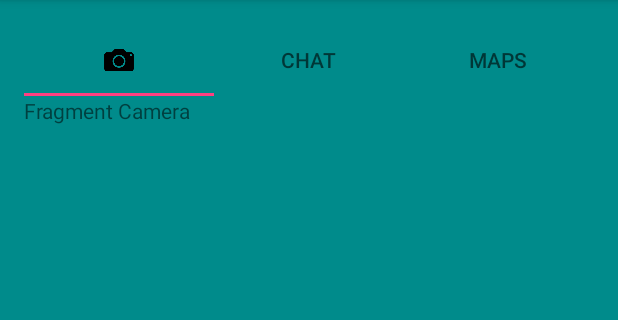
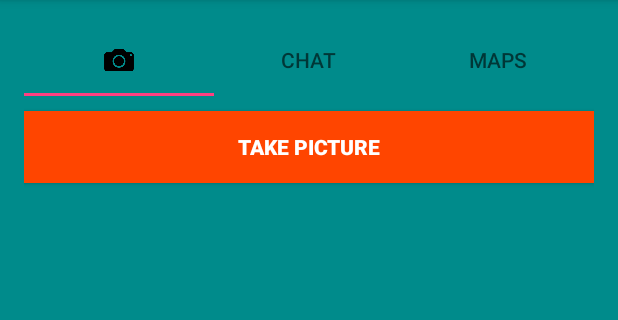
Before and after one commit to brunojamelli/alonechat, an Android app: the screen it shows after launch (MainActivity), on a phone screen of 412 x 824 dp, the part 84-404 px from its top. Run offline under Robolectric (Android 15) with nearby library versions, the phone set to English and light mode, and no system bars; our stand-ins replace Firebase (no records; nobody signed in at launch, a user with empty details on screens opened directly); libraries missing offline, so code that uses them is left out: com.facebook, com.facebook.appevents, com.firebase.ui; pictures from the network do not load; 5 statements that could not run were skipped.

Commit message:
implementada a chamada da intent da camera no primeiro fragment do tabmenu.

```diff
--- a/app/src/main/AndroidManifest.xml
+++ b/app/src/main/AndroidManifest.xml
@@ -35,5 +35,5 @@
     <uses-permission android:name="android.permission.INTERNET"/>
     <uses-permission android:name="android.permission.ACCESS_FINE_LOCATION"/>
     <uses-permission android:name="android.permission.ACCESS_COARSE_LOCATION"/>
-
+    <uses-feature android:name="android.hardware.camera" android:required="true" />
 </manifest>
--- a/app/src/main/java/com/softwares/jamelli/alone_chat/fragment/FragmentCamera.java
+++ b/app/src/main/java/com/softwares/jamelli/alone_chat/fragment/FragmentCamera.java
@@ -1,18 +1,63 @@
 package com.softwares.jamelli.alone_chat.fragment;
 
+import android.content.Intent;
+import android.graphics.Bitmap;
 import android.os.Bundle;
+import android.provider.MediaStore;
 import android.support.v4.app.Fragment;
+import android.util.Log;
 import android.view.LayoutInflater;
 import android.view.View;
 import android.view.ViewGroup;
+import android.widget.Button;
 
 import com.softwares.jamelli.alone_chat.R;
 
+import static android.app.Activity.RESULT_OK;
+
 public class FragmentCamera extends Fragment {
+    private final int CODE_CAMERA = 66;
+    private Button btn_camera;
     @Override
     public View onCreateView(LayoutInflater inflater, ViewGroup container, Bundle b){
         View v = inflater.inflate(R.layout.fragment_camera, container, false);
         //conteudo do fragment
+        //takePicture();
+        btn_camera = v.findViewById(R.id.btn_camera);
+        btn_camera.setOnClickListener(new View.OnClickListener() {
+            @Override
+            public void onClick(View view) {
+                takePicture();
+            }
+        });
         return v;
     }
+    private void takePicture() {
+        Intent intentTakePicture = new Intent(MediaStore.ACTION_IMAGE_CAPTURE);
+        if(intentTakePicture.resolveActivity(getActivity().getPackageManager())!=null){
+            startActivityForResult(intentTakePicture,CODE_CAMERA);
+        }
+    }
+
+    @Override
+    public void onActivityResult(int requestCode, int resultCode, Intent data) {
+        super.onActivityResult(requestCode, resultCode, data);
+        if(requestCode == CODE_CAMERA && resultCode == RESULT_OK){
+            Bundle bdata = data.getExtras();
+            Bitmap imB = (Bitmap) bdata.get("data");
+            Log.i("foto",imB.toString());
+        }
+    }
+
+    @Override
+    public void onResume() {
+        //takePicture();
+        super.onResume();
+    }
+
+    @Override
+    public void onPause() {
+        //takePicture();
+        super.onPause();
+    }
 }
--- a/app/src/main/res/layout/fragment_camera.xml
+++ b/app/src/main/res/layout/fragment_camera.xml
@@ -2,8 +2,15 @@
 <LinearLayout xmlns:android="http://schemas.android.com/apk/res/android"
     android:orientation="vertical" android:layout_width="match_parent"
     android:layout_height="match_parent">
-    <TextView
-        android:layout_width="wrap_content"
+
+    <Button
+        android:id="@+id/btn_camera"
+        android:layout_width="match_parent"
         android:layout_height="wrap_content"
-        android:text="Fragment Camera"/>
+        android:layout_marginTop="10dp"
+        android:text="Take Picture"
+        android:textColor="@color/colorWhite"
+        android:textStyle="bold"
+        android:background="@color/colorLaranja"/>
+
 </LinearLayout>
--- a/app/src/main/res/layout/fragment_maps.xml
+++ b/app/src/main/res/layout/fragment_maps.xml
@@ -25,7 +25,7 @@
         android:layout_width="match_parent"
         android:layout_height="match_parent"
         android:layout_weight="9"
-        android:background="@color/colorPrimaryDark"
+        android:background="@color/colorLaranja"
         android:textColor="@color/colorWhite"
         android:textStyle="bold"
         android:text="Send Location" />
```
